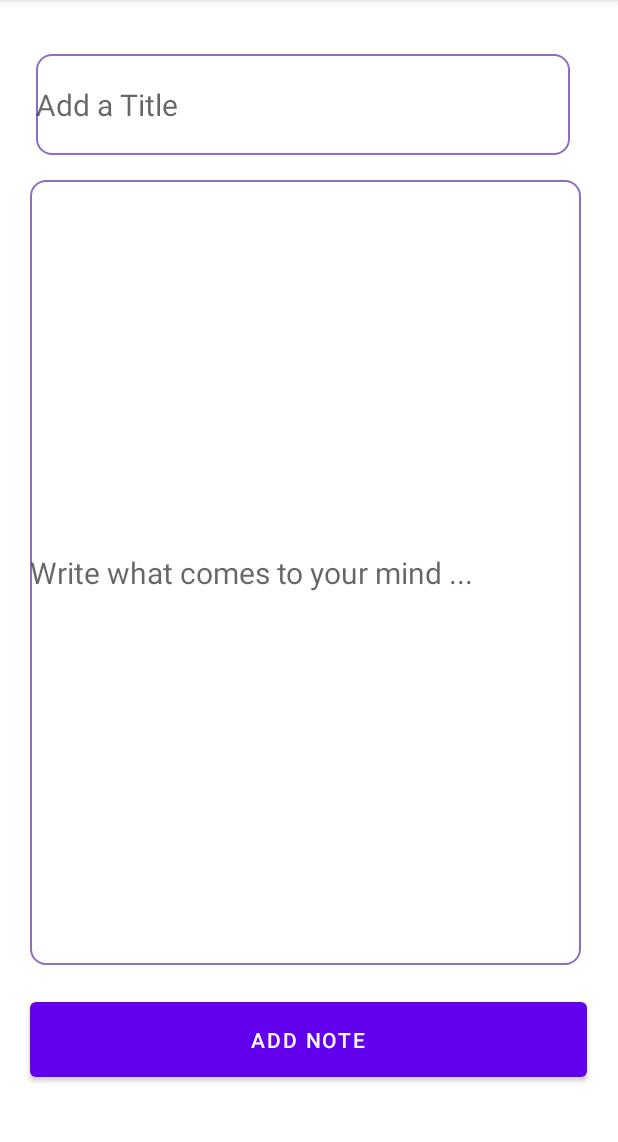
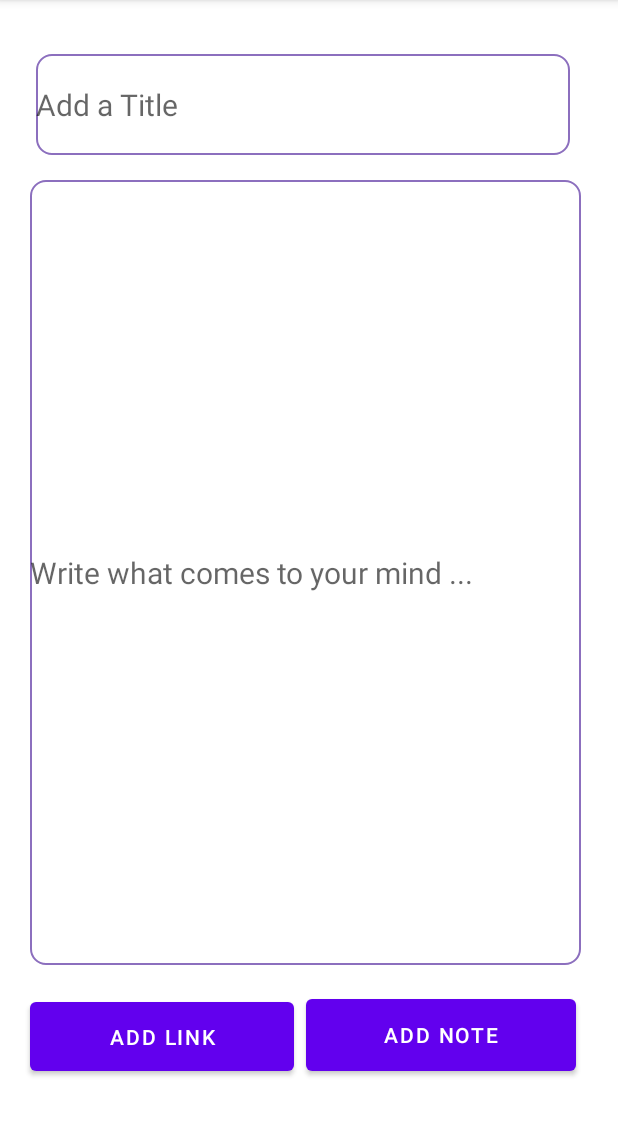
Before and after one commit to aarrasseayoub01/Nota, an Android app: the writing screen opened directly, with no data from a screen before it, on a phone screen of 412 x 824 dp, the part 84-1226 px from its top. Run offline under Robolectric (Android 15) with nearby library versions, the phone set to English and light mode, and no system bars.

Commit message:
Add the ability to add links to our notes

```diff
--- a/app/src/main/AndroidManifest.xml
+++ b/app/src/main/AndroidManifest.xml
@@ -42,7 +42,6 @@
             android:exported="true">
             <intent-filter>
                 <action android:name="android.intent.action.MAIN" />
-                <action android:name="android.intent.action.LIST" />
 
                 <category android:name="android.intent.category.LAUNCHER" />
             </intent-filter>
--- a/app/src/main/res/layout/activity_writing.xml
+++ b/app/src/main/res/layout/activity_writing.xml
@@ -35,12 +35,23 @@
 
     <Button
         android:id="@+id/button"
-        android:layout_width="371dp"
-        android:layout_height="62dp"
+        android:layout_width="180dp"
+        android:layout_height="60dp"
+        android:layout_marginStart="204dp"
+        android:layout_marginTop="660dp"
+        android:onClick="addNote"
+        android:text="Add Note"
+        app:layout_constraintStart_toStartOf="parent"
+        app:layout_constraintTop_toTopOf="parent" />
+
+    <Button
+        android:id="@+id/button2"
+        android:layout_width="176dp"
+        android:layout_height="58dp"
         android:layout_marginStart="20dp"
         android:layout_marginTop="662dp"
-        android:text="Add Note"
-        android:onClick="addNote"
+        android:onClick="addLink"
+        android:text="Add Link"
         app:layout_constraintStart_toStartOf="parent"
         app:layout_constraintTop_toTopOf="parent" />
 
--- a/app/src/main/res/layout/fragment_note_list.xml
+++ b/app/src/main/res/layout/fragment_note_list.xml
@@ -12,4 +12,5 @@
         android:layout_height="wrap_content"
          />
 
+
 </FrameLayout>
```
Also changed, not shown: app/src/main/java/com/example/nota/Note.java (+10 -3 lines), app/src/main/java/com/example/nota/writing.java (+54 -4 lines), app/src/main/res/layout/relative_notes.xml (added, +13 -0 lines).
